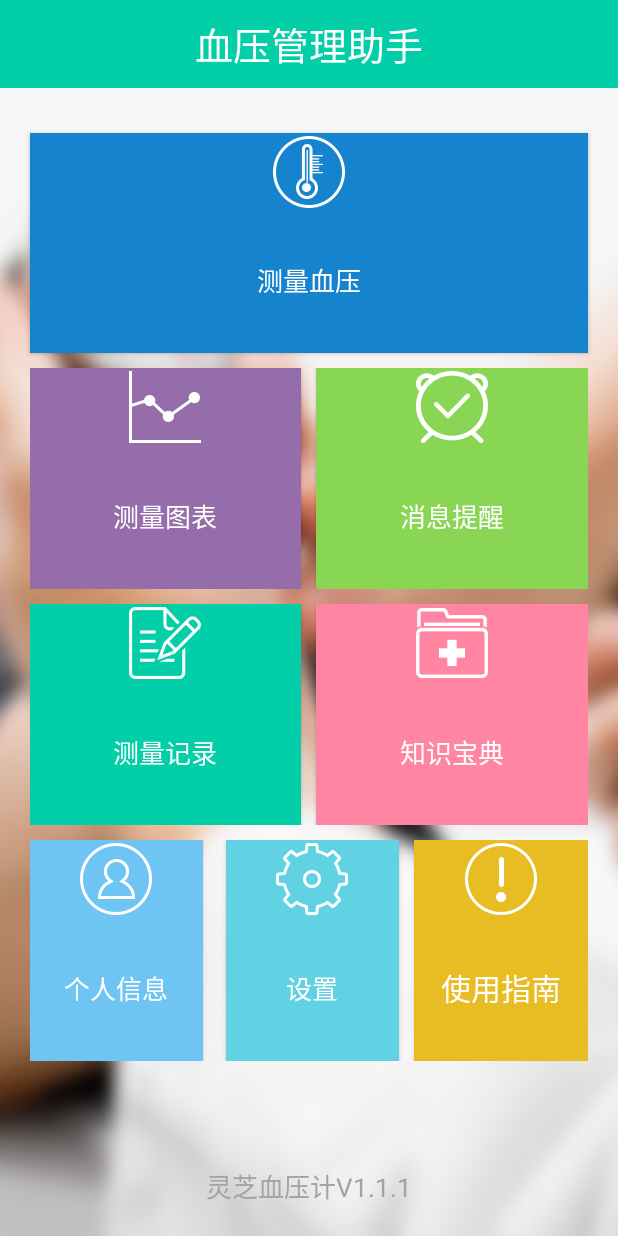
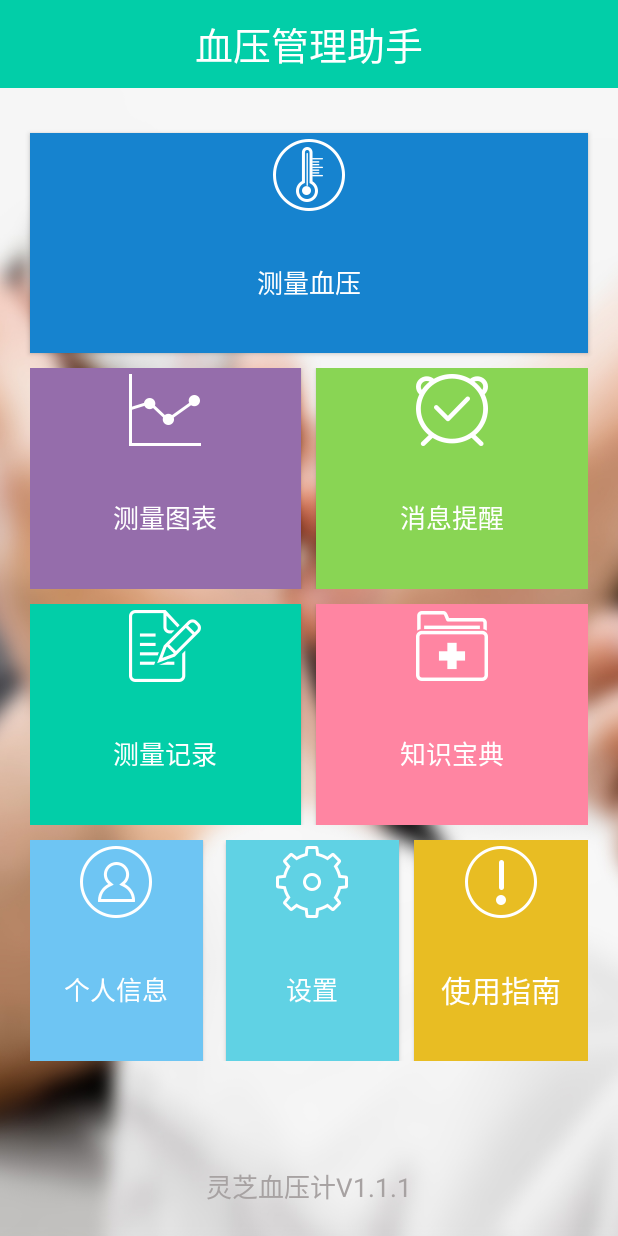
Before and after one commit to tankangbing/MyApplication2, an Android app: the screen it shows after launch (MainActivity), on a phone screen of 412 x 824 dp. Run offline under Robolectric (Android 15) with nearby library versions, the phone set to English and light mode, and no system bars.

Commit message:
ui完善

```diff
--- a/app/build.gradle
+++ b/app/build.gradle
@@ -35,4 +35,6 @@ dependencies {
     testCompile 'junit:junit:4.12'
 //    compile project(':alarmmanagerclock')
     compile'org.greenrobot:eventbus:3.0.0'
+    compile fileTree(dir: 'libs', include: ['*.jar'])
+    compile 'com.android.support:appcompat-v7:25.1.1'
 }
--- a/app/src/main/res/layout/activity_main.xml
+++ b/app/src/main/res/layout/activity_main.xml
@@ -28,10 +28,10 @@
         android:background="#1683cf"
         android:drawableTop="@drawable/index__icon_measuring"
         android:gravity="center"
-        android:paddingTop="2dp"
         android:text="测量血压"
         android:textColor="#fff"
         android:textSize="17dp"
+        android:paddingTop="4dp"
         />
 
     <TextView
@@ -56,7 +56,7 @@
             android:textColor="#fff"
             android:textSize="17dp"
             android:drawableTop="@drawable/index__icon_chart"
-            android:paddingTop="2dp"/>
+            android:paddingTop="4dp"/>
 
 
         <TextView
@@ -70,7 +70,7 @@
             android:background="#89d554"
             android:drawableTop="@drawable/index__icon_remind"
             android:gravity="center"
-            android:paddingTop="2dp"
+            android:paddingTop="4dp"
             android:text="消息提醒"
             android:textColor="#fff"
             android:textSize="17dp"/>
@@ -97,7 +97,7 @@
             android:textColor="#fff"
             android:textSize="17dp"
             android:drawableTop="@drawable/index__icon_record"
-            android:paddingTop="2dp"/>
+            android:paddingTop="4dp"/>
 
 
         <TextView
@@ -114,7 +114,7 @@
             android:textColor="#fff"
             android:textSize="17dp"
             android:drawableTop="@drawable/index__icon_knowledge"
-            android:paddingTop="2dp"
+            android:paddingTop="4dp"
             />
     </LinearLayout>
     <TextView
@@ -136,7 +136,7 @@
             android:background="#6ec5f3"
             android:drawableTop="@drawable/index__icon_user"
             android:gravity="center"
-            android:paddingTop="2dp"
+            android:paddingTop="4dp"
             android:text="个人信息"
             android:textColor="#fff"
             android:textSize="17dp"/>
@@ -157,7 +157,7 @@
             android:background="#60d2e4"
             android:drawableTop="@drawable/index__icon_set"
             android:gravity="center"
-            android:paddingTop="2dp"
+            android:paddingTop="4dp"
             android:text="设置"
             android:textColor="#fff"
             android:textSize="17dp"
@@ -177,7 +177,7 @@
             android:textColor="#fff"
             android:background="#e8bd23"
             android:drawableTop="@drawable/index__icon_guide"
-            android:paddingTop="2dp"
+            android:paddingTop="4dp"
             />
     </LinearLayout>
 
--- a/app/src/main/res/layout/activity_remind_measure_cread.xml
+++ b/app/src/main/res/layout/activity_remind_measure_cread.xml
@@ -61,7 +61,7 @@
             android:text="取消"
             android:textSize="22dp"
             android:textColor="#fff"
-            android:background="#04cea9"/>
+            android:background="@drawable/shape_bottom"/>
 
         <Button
             android:id="@+id/btn_creat_save"
@@ -73,6 +73,6 @@
             android:textSize="22dp"
             android:layout_marginLeft="10dp"
             android:textColor="#fff"
-            android:background="#04cea9"/>
+            android:background="@drawable/shape_bottom"/>
     </LinearLayout>
 </LinearLayout>
--- a/app/src/main/res/layout/popup_measure.xml
+++ b/app/src/main/res/layout/popup_measure.xml
@@ -345,7 +345,7 @@
             android:layout_height="wrap_content"
             android:text="取消"
             android:textColor="#fff"
-            android:background="#02cea8"  />
+            android:background="@drawable/shape_bottom"  />
         <Button
             android:id="@+id/pp_save"
             android:layout_marginLeft="10dp"
@@ -354,6 +354,6 @@
             android:layout_height="wrap_content"
             android:textColor="#fff"
             android:text="保存"
-            android:background="#02cea8"    />
+            android:background="@drawable/shape_bottom"    />
     </LinearLayout>
 </LinearLayout>
--- a/app/src/main/res/values/colors.xml
+++ b/app/src/main/res/values/colors.xml
@@ -1,7 +1,7 @@
 <?xml version="1.0" encoding="utf-8"?>
 <resources>
-    <color name="colorPrimary">#3F51B5</color>
-    <color name="colorPrimaryDark">#303F9F</color>
+    <color name="colorPrimary">#02cea8</color>
+    <color name="colorPrimaryDark">#02cea8</color>
     <color name="colorAccent">#FF4081</color>
     <color name="title_transparent_black">#22000000</color>
     <color name="light_black">#141414</color>
```
Also changed, not shown: app/src/main/res/drawable/shape_bottom.xml (added, +12 -0 lines), app/src/main/res/layout/activity_curve.xml (+7 -5 lines), app/src/main/res/layout/activity_ii.xml (+20 -1 lines), app/src/main/res/layout/activity_measure.xml (+9 -2 lines), app/src/main/res/layout/activity_remind_eat_creat.xml (+6 -6 lines).
